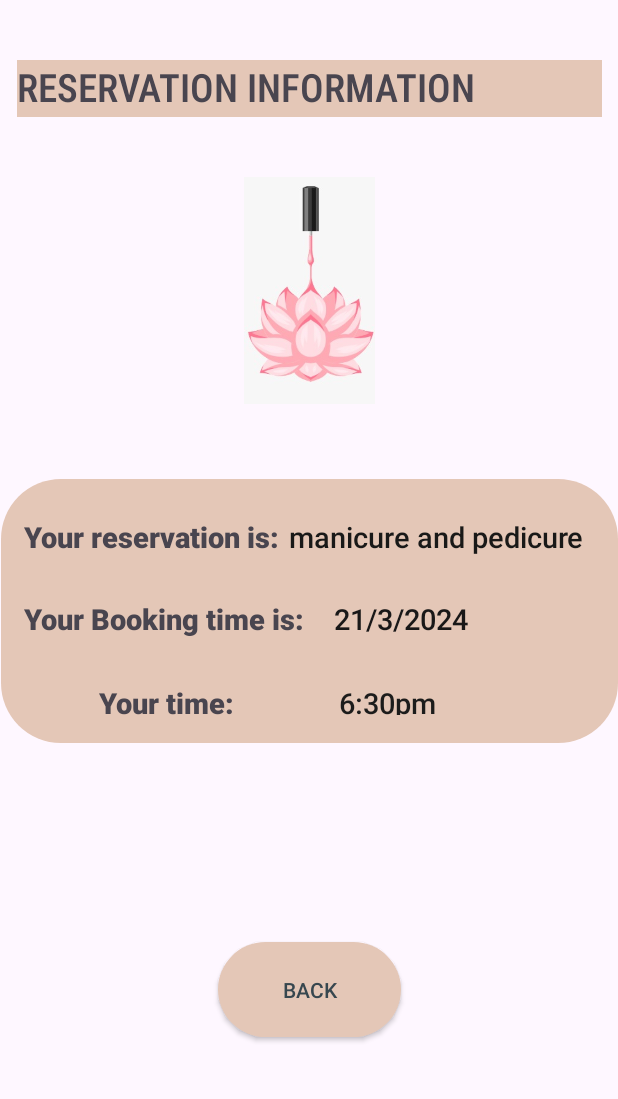
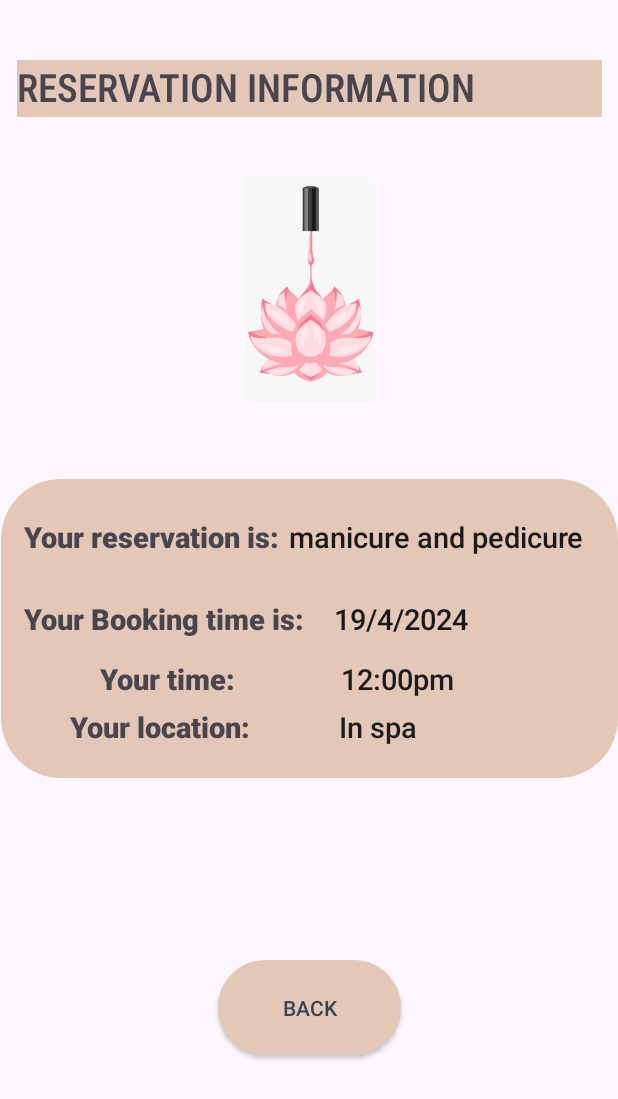
Before and after one commit to shahad789/AndroidBlissFullTouchProject, an Android app: the registrationViewForm screen opened directly, with no data from a screen before it, on a phone screen of 412 x 824 dp. Shown: the top 1099 px of the screen. Run offline under Robolectric (Android 15) with nearby library versions, the phone set to English and light mode, and no system bars.

Commit message:
added java of productdetailsandreview and add location to viewform

```diff
--- a/app/src/main/res/layout/activity_registration_view_form.xml
+++ b/app/src/main/res/layout/activity_registration_view_form.xml
@@ -51,7 +51,7 @@
     <TextView
         android:id="@+id/textView9"
         android:layout_width="411dp"
-        android:layout_height="176dp"
+        android:layout_height="199dp"
         android:layout_marginTop="50dp"
         android:background="@drawable/round_bt2"
         app:layout_constraintEnd_toEndOf="parent"
@@ -91,14 +91,30 @@
         android:id="@+id/yourtaim"
         android:layout_width="wrap_content"
         android:layout_height="wrap_content"
-        android:layout_marginTop="136dp"
+        android:layout_marginTop="120dp"
         android:layout_marginEnd="30dp"
         android:fontFamily="sans-serif-black"
         android:shadowColor="#000000"
         android:text="@string/at_taim"
         android:textSize="19sp"
         app:layout_constraintEnd_toEndOf="@+id/textView9"
-        app:layout_constraintHorizontal_bias="0.224"
+        app:layout_constraintHorizontal_bias="0.226"
+        app:layout_constraintStart_toStartOf="@+id/textView9"
+        app:layout_constraintTop_toTopOf="@+id/textView9"
+        tools:ignore="DuplicateIds,MissingConstraints" />
+
+    <TextView
+        android:id="@+id/yourloca"
+        android:layout_width="wrap_content"
+        android:layout_height="wrap_content"
+        android:layout_marginTop="152dp"
+        android:layout_marginEnd="30dp"
+        android:fontFamily="sans-serif-black"
+        android:shadowColor="#000000"
+        android:text="Your location:"
+        android:textSize="19sp"
+        app:layout_constraintEnd_toEndOf="@+id/textView9"
+        app:layout_constraintHorizontal_bias="0.176"
         app:layout_constraintStart_toStartOf="@+id/textView9"
         app:layout_constraintTop_toTopOf="@+id/textView9"
         tools:ignore="DuplicateIds,MissingConstraints" />
@@ -133,11 +149,26 @@
 
     <TextView
         android:id="@+id/anstaim"
-        android:layout_width="71dp"
-        android:layout_height="21dp"
-        android:layout_marginTop="136dp"
+        android:layout_width="80dp"
+        android:layout_height="29dp"
+        android:layout_marginTop="120dp"
         android:fontFamily="sans-serif-medium"
         android:text="@string/_6_30pm"
+        android:textColor="#1C1C1B"
+        android:textSize="19sp"
+        app:layout_constraintEnd_toEndOf="parent"
+        app:layout_constraintHorizontal_bias="0.685"
+        app:layout_constraintStart_toStartOf="parent"
+        app:layout_constraintTop_toTopOf="@+id/textView9"
+        tools:ignore="DuplicateIds,MissingConstraints,TextSizeCheck" />
+
+    <TextView
+        android:id="@+id/locwherem"
+        android:layout_width="71dp"
+        android:layout_height="30dp"
+        android:layout_marginTop="152dp"
+        android:fontFamily="sans-serif-medium"
+        android:text="In spa"
         android:textColor="#1C1C1B"
         android:textSize="19sp"
         app:layout_constraintEnd_toEndOf="parent"
--- a/app/src/main/res/layout/add_review.xml
+++ b/app/src/main/res/layout/add_review.xml
@@ -3,7 +3,8 @@
     android:layout_width="match_parent"
     android:layout_height="match_parent"
     xmlns:app="http://schemas.android.com/apk/res-auto"
-    xmlns:tools="http://schemas.android.com/tools">
+    xmlns:tools="http://schemas.android.com/tools"
+    tools:context=".review">
 
     <!-- Header with back arrow -->
     <androidx.appcompat.widget.Toolbar
--- a/app/src/main/res/layout/product_details.xml
+++ b/app/src/main/res/layout/product_details.xml
@@ -3,7 +3,8 @@
     xmlns:app="http://schemas.android.com/apk/res-auto"
     xmlns:tools="http://schemas.android.com/tools"
     android:layout_width="match_parent"
-    android:layout_height="match_parent">
+    android:layout_height="match_parent"
+    tools:context=".productDetails">
 
     <!-- Header with back arrow -->
     <androidx.appcompat.widget.Toolbar
--- a/app/src/main/res/values/strings.xml
+++ b/app/src/main/res/values/strings.xml
@@ -84,8 +84,8 @@
     <string name="your_booking_time_is">Your Booking time is:</string>
     <string name="your_reservation_is">Your reservation is:</string>
     <string name="at_taim">Your time:</string>
-    <string name="_6_30pm">6:30pm</string>
-    <string name="_21_3_2024">21/3/2024</string>
+    <string name="_6_30pm">12:00pm</string>
+    <string name="_21_3_2024">19/4/2024</string>
     <string name="at_home">At Home</string>
     <string name="at_the_blissful_touch">At The Spa</string>
     <string name="cancle">Cancel</string>
```
Also changed, not shown: app/src/main/AndroidManifest.xml (+8 -0 lines), app/src/main/java/com/example/blissfulltouch/productDetails.java (added, +14 -0 lines), app/src/main/java/com/example/blissfulltouch/review.java (added, +12 -0 lines).
